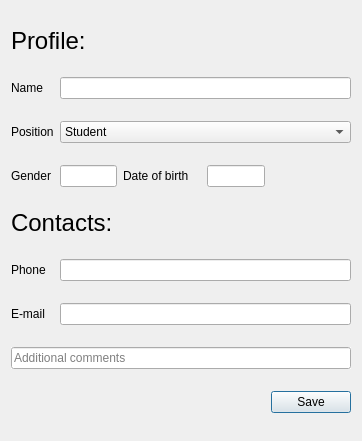
Qt form src/addrowdialog.ui (BanAnna097/dsba-itop2022-hw) before a commit.
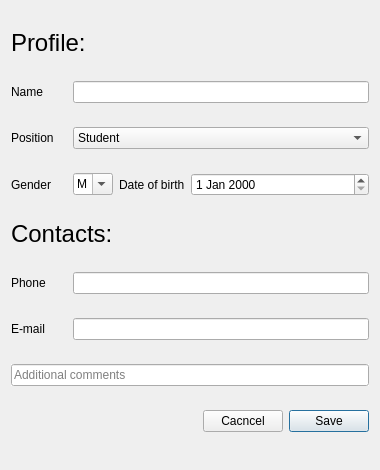
The same form after that commit.

```diff
--- a/src/addrowdialog.ui
+++ b/src/addrowdialog.ui
@@ -6,27 +6,38 @@
    <rect>
     <x>0</x>
     <y>0</y>
-    <width>362</width>
-    <height>441</height>
+    <width>366</width>
+    <height>470</height>
    </rect>
   </property>
   <property name="windowTitle">
-   <string>Dialog</string>
+   <string>Profile Window</string>
   </property>
   <layout class="QGridLayout" name="gridLayout">
-   <item row="7" column="1" colspan="6">
-    <widget class="QLineEdit" name="emailLineEdit"/>
+   <item row="0" column="0" colspan="3">
+    <widget class="QLabel" name="label">
+     <property name="sizePolicy">
+      <sizepolicy hsizetype="Fixed" vsizetype="Fixed">
+       <horstretch>0</horstretch>
+       <verstretch>0</verstretch>
+      </sizepolicy>
+     </property>
+     <property name="font">
+      <font>
+       <pointsize>18</pointsize>
+      </font>
+     </property>
+     <property name="text">
+      <string>Profile:</string>
+     </property>
+    </widget>
    </item>
-   <item row="1" column="1" colspan="6">
+   <item row="5" column="2" colspan="6">
+    <widget class="QLineEdit" name="phoneLineEdit"/>
+   </item>
+   <item row="1" column="2" colspan="6">
     <widget class="QLineEdit" name="nameLineEdit"/>
    </item>
-   <item row="1" column="0">
-    <widget class="QLabel" name="PClassLabel">
-     <property name="text">
-      <string>Name</string>
-     </property>
-    </widget>
-   </item>
    <item row="2" column="0">
     <widget class="QLabel" name="nameLabel">
      <property name="text">
@@ -34,101 +45,31 @@
      </property>
     </widget>
    </item>
-   <item row="7" column="0">
+   <item row="1" column="0">
+    <widget class="QLabel" name="PClassLabel">
+     <property name="text">
+      <string>Name</string>
+     </property>
+    </widget>
+   </item>
+   <item row="6" column="0">
     <widget class="QLabel" name="label_5">
      <property name="text">
       <string>E-mail</string>
      </property>
     </widget>
    </item>
-   <item row="9" column="6">
-    <widget class="QPushButton" name="saveButton">
-     <property name="text">
-      <string>Save</string>
-     </property>
-    </widget>
+   <item row="3" column="4" colspan="4">
+    <widget class="QDateEdit" name="birthDateEdit"/>
    </item>
-   <item row="3" column="5">
-    <widget class="QLineEdit" name="birthLineEdit"/>
-   </item>
-   <item row="2" column="1" colspan="6">
-    <widget class="QComboBox" name="comboBox">
-     <item>
-      <property name="text">
-       <string>Student</string>
-      </property>
-     </item>
-     <item>
-      <property name="text">
-       <string>Teacher</string>
-      </property>
-     </item>
-     <item>
-      <property name="text">
-       <string>Academic</string>
-      </property>
-     </item>
-     <item>
-      <property name="text">
-       <string>Study office</string>
-      </property>
-     </item>
-     <item>
-      <property name="text">
-       <string>Service staff</string>
-      </property>
-     </item>
-     <item>
-      <property name="text">
-       <string>Lecturer</string>
-      </property>
-     </item>
-    </widget>
-   </item>
-   <item row="5" column="0" colspan="2">
-    <widget class="QLabel" name="label_3">
-     <property name="sizePolicy">
-      <sizepolicy hsizetype="Fixed" vsizetype="Fixed">
-       <horstretch>0</horstretch>
-       <verstretch>0</verstretch>
-      </sizepolicy>
-     </property>
-     <property name="font">
-      <font>
-       <pointsize>18</pointsize>
-      </font>
-     </property>
-     <property name="text">
-      <string>Contacts:</string>
-     </property>
-    </widget>
-   </item>
-   <item row="6" column="0">
+   <item row="5" column="0">
     <widget class="QLabel" name="label_4">
      <property name="text">
       <string>Phone</string>
      </property>
     </widget>
    </item>
-   <item row="0" column="0" colspan="2">
-    <widget class="QLabel" name="label">
-     <property name="sizePolicy">
-      <sizepolicy hsizetype="Fixed" vsizetype="Fixed">
-       <horstretch>0</horstretch>
-       <verstretch>0</verstretch>
-      </sizepolicy>
-     </property>
-     <property name="font">
-      <font>
-       <pointsize>18</pointsize>
-      </font>
-     </property>
-     <property name="text">
-      <string>Profile:</string>
-     </property>
-    </widget>
-   </item>
-   <item row="8" column="0" colspan="7">
+   <item row="7" column="0" colspan="8">
     <widget class="QLineEdit" name="commentLineEdit">
      <property name="focusPolicy">
       <enum>Qt::StrongFocus</enum>
@@ -153,8 +94,30 @@
      </property>
     </widget>
    </item>
-   <item row="6" column="1" colspan="6">
-    <widget class="QLineEdit" name="phoneLineEdit"/>
+   <item row="4" column="0" colspan="3">
+    <widget class="QLabel" name="label_3">
+     <property name="sizePolicy">
+      <sizepolicy hsizetype="Fixed" vsizetype="Fixed">
+       <horstretch>0</horstretch>
+       <verstretch>0</verstretch>
+      </sizepolicy>
+     </property>
+     <property name="font">
+      <font>
+       <pointsize>18</pointsize>
+      </font>
+     </property>
+     <property name="text">
+      <string>Contacts:</string>
+     </property>
+    </widget>
+   </item>
+   <item row="3" column="3">
+    <widget class="QLabel" name="label_2">
+     <property name="text">
+      <string>Date of birth</string>
+     </property>
+    </widget>
    </item>
    <item row="3" column="0">
     <widget class="QLabel" name="sexLabel">
@@ -163,13 +126,71 @@
      </property>
     </widget>
    </item>
-   <item row="3" column="1">
-    <widget class="QLineEdit" name="genderLineEdit"/>
+   <item row="6" column="2" colspan="6">
+    <widget class="QLineEdit" name="emailLineEdit"/>
    </item>
    <item row="3" column="2">
-    <widget class="QLabel" name="label_2">
+    <widget class="QComboBox" name="genderComboBox">
+     <property name="editable">
+      <bool>true</bool>
+     </property>
+     <item>
+      <property name="text">
+       <string>M</string>
+      </property>
+     </item>
+     <item>
+      <property name="text">
+       <string>F</string>
+      </property>
+     </item>
+    </widget>
+   </item>
+   <item row="8" column="7">
+    <widget class="QPushButton" name="saveButton">
      <property name="text">
-      <string>Date of birth</string>
+      <string>Save</string>
+     </property>
+    </widget>
+   </item>
+   <item row="2" column="2" colspan="6">
+    <widget class="QComboBox" name="comboBox">
+     <item>
+      <property name="text">
+       <string>Student</string>
+      </property>
+     </item>
+     <item>
+      <property name="text">
+       <string>Teacher</string>
+      </property>
+     </item>
+     <item>
+      <property name="text">
+       <string>Academic</string>
+      </property>
+     </item>
+     <item>
+      <property name="text">
+       <string>Study office</string>
+      </property>
+     </item>
+     <item>
+      <property name="text">
+       <string>Service staff</string>
+      </property>
+     </item>
+     <item>
+      <property name="text">
+       <string>Lecturer</string>
+      </property>
+     </item>
+    </widget>
+   </item>
+   <item row="8" column="6">
+    <widget class="QPushButton" name="cancelButton">
+     <property name="text">
+      <string>Cacncel</string>
      </property>
     </widget>
    </item>
```
